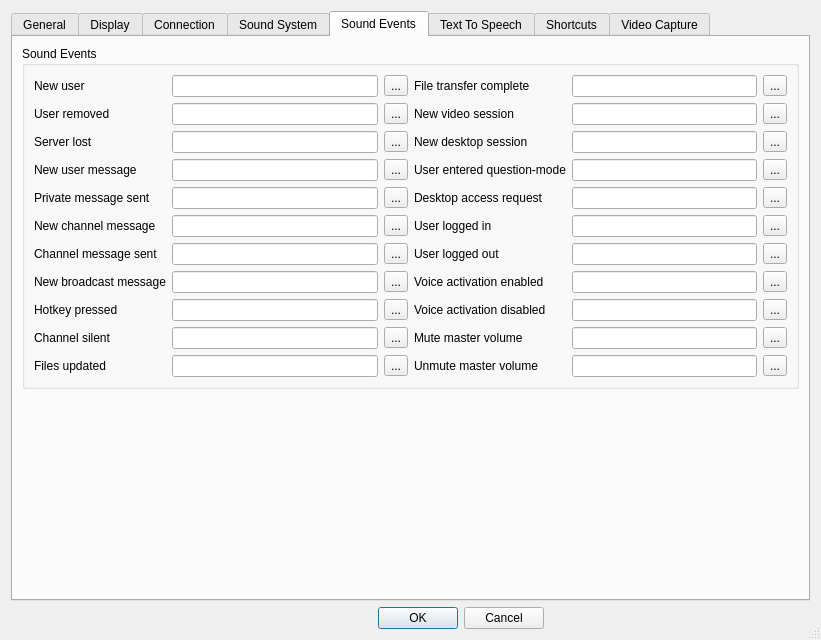
BearWare/TeamTalk5, file Client/qtTeamTalk/preferences.ui: the form before one commit.
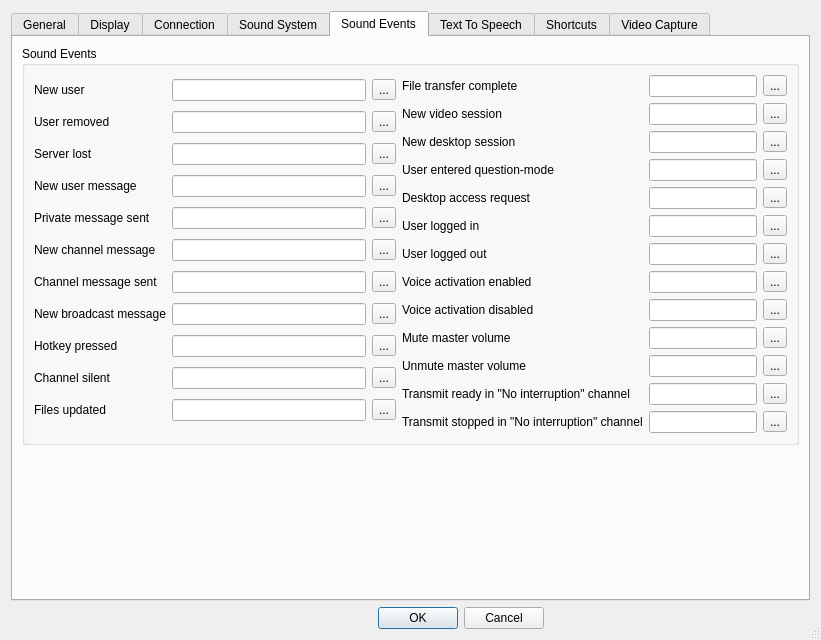
The form after the commit. The open tabs and pages were chosen to show the change. Icons and pictures are not drawn. Custom widgets are drawn as their Qt base class.

Commit message: Add transmit-queue-head and transmit-queue-stop

Diff of the .ui file:
```diff
--- a/Client/qtTeamTalk/preferences.ui
+++ b/Client/qtTeamTalk/preferences.ui
@@ -1683,6 +1683,52 @@
               </property>
              </widget>
             </item>
+            <item row="11" column="0">
+             <widget class="QLabel" name="label_66">
+              <property name="text">
+               <string>Transmit ready in "No interruption" channel</string>
+              </property>
+              <property name="buddy">
+               <cstring>transmitqueueheadEdit</cstring>
+              </property>
+             </widget>
+            </item>
+            <item row="11" column="1">
+             <widget class="QLineEdit" name="transmitqueueheadEdit"/>
+            </item>
+            <item row="11" column="2">
+             <widget class="QToolButton" name="transmitqueueheadButton">
+              <property name="accessibleName">
+               <string>Browse</string>
+              </property>
+              <property name="text">
+               <string notr="true">...</string>
+              </property>
+             </widget>
+            </item>
+            <item row="12" column="0">
+             <widget class="QLabel" name="label_67">
+              <property name="text">
+               <string>Transmit stopped in "No interruption" channel</string>
+              </property>
+              <property name="buddy">
+               <cstring>transmitqueuestopEdit</cstring>
+              </property>
+             </widget>
+            </item>
+            <item row="12" column="1">
+             <widget class="QLineEdit" name="transmitqueuestopEdit"/>
+            </item>
+            <item row="12" column="2">
+             <widget class="QToolButton" name="transmitqueuestopButton">
+              <property name="accessibleName">
+               <string>Browse</string>
+              </property>
+              <property name="text">
+               <string notr="true">...</string>
+              </property>
+             </widget>
+            </item>
            </layout>
           </item>
          </layout>
```
The commit also changes 6 other files.
